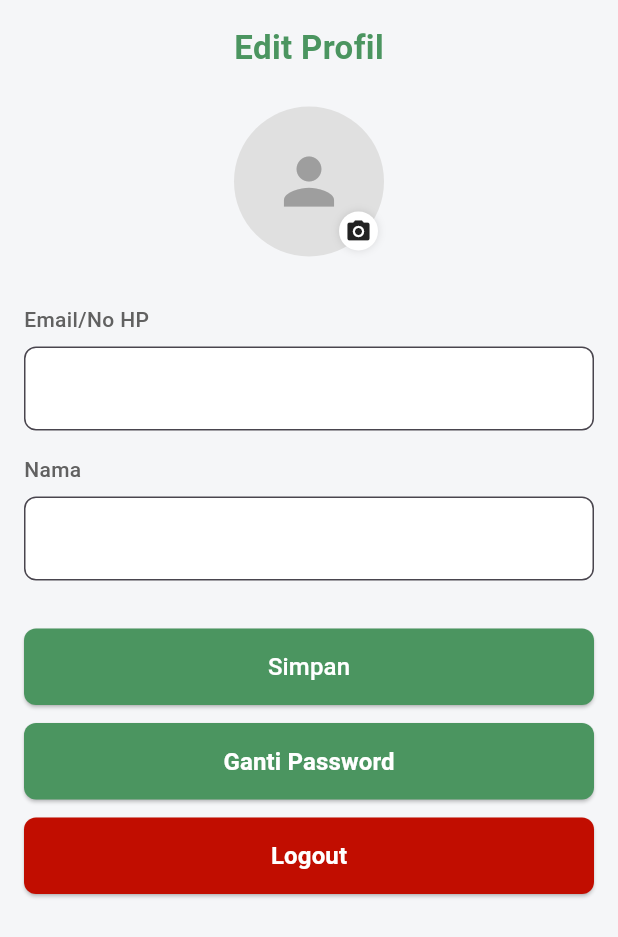
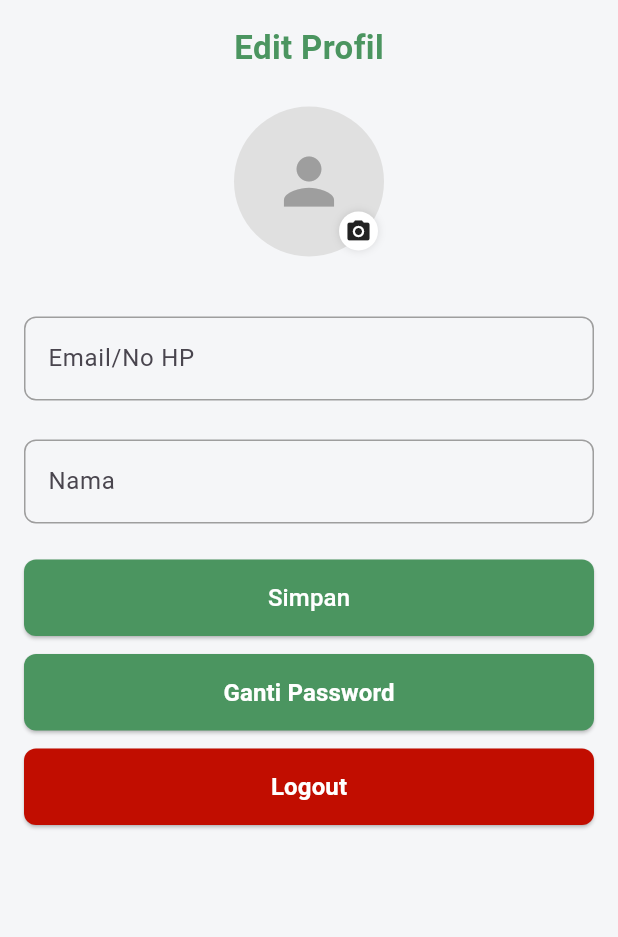
Before and after one commit to Donnz9/E-LaDes-2.0, a Flutter app: the Profile screen opened directly with empty values, on a phone screen of 412 x 824 dp. Shown: the top 937 px of the screen. Run offline on Flutter 3.47's test engine with Material 3 defaults, Android fonts, the phone set to English and light mode, and no system bars; our stand-ins replace file_picker, firebase_auth, firebase_core, google_fonts, google_sign_in, image_picker and 2 more; accounts and stored records are empty.

Commit message:
bug fixing

```diff
--- a/lib/Pages/Screens/Pengaduan/saran/saran.dart
+++ b/lib/Pages/Screens/Pengaduan/saran/saran.dart
@@ -117,9 +117,9 @@ class _PengaduanSaranState extends State<PengaduanSaran> {
                   (paths) => setState(() => _mediaPaths = paths)),
               const SizedBox(height: 16),
               FormWidgets.buildTextField(
-                  label: "Nama Lengkap (opsioanl)", controller: _namaController),
+                  label: "Nama Lengkap (opsional)", controller: _namaController),
               FormWidgets.buildTextField(
-                  label: "Alamat (opsioanl)", controller: _alamatController),
+                  label: "Alamat (opsional)", controller: _alamatController),
               FormWidgets.buildTextField(
                   label: "Topik",
                   controller: _topikController),
--- a/lib/Pages/Screens/Profil/profile.dart
+++ b/lib/Pages/Screens/Profil/profile.dart
@@ -1,6 +1,7 @@
 import 'dart:io';
 import 'package:elades20/Models/user_model.dart';
 import 'package:elades20/Pages/Screens/Profil/ganti_password.dart';
+import 'package:elades20/Pages/Widgets/form_widgets.dart';
 import 'package:elades20/Pages/Widgets/snackbar.dart';
 import 'package:elades20/Services/Profile/logout_service.dart';
 import 'package:elades20/Services/Profile/profile_update_service.dart';
@@ -65,7 +66,8 @@ class _ProfileState extends State<Profile> {
         });
       }
     } catch (e) {
-      Snackbar.show(context, 'Error memilih gambar: ${e.toString()}', isError: true);
+      Snackbar.show(context, 'Error memilih gambar: ${e.toString()}',
+          isError: true);
     }
   }
 
@@ -109,6 +111,35 @@ class _ProfileState extends State<Profile> {
       return;
     }
 
+    // Tampilkan dialog konfirmasi
+    final bool? shouldUpdate = await showDialog<bool>(
+      context: context,
+      barrierDismissible: false,
+      builder: (BuildContext context) => AlertDialog(
+        title: const Text('Konfirmasi Perubahan'),
+        content:
+            const Text('Apakah Anda yakin ingin menyimpan perubahan profil?'),
+        actions: [
+          TextButton(
+            onPressed: () => Navigator.of(context).pop(false),
+            child: const Text(
+              'Batal',
+              style: TextStyle(color: Colors.black),
+            ),
+          ),
+          TextButton(
+            onPressed: () => Navigator.of(context).pop(true),
+            child: const Text(
+              'Simpan',
+              style: TextStyle(color: Color(0xFF4B9560)),
+            ),
+          ),
+        ],
+      ),
+    );
+
+    // Lanjutkan proses update jika user mengkonfirmasi
+    if (shouldUpdate == true) {
       // Mulai loading
       setState(() {
         isLoading = true;
@@ -138,14 +169,20 @@ class _ProfileState extends State<Profile> {
 
           // Update parent state melalui callback
           widget.onProfileUpdated(updatedUser);
+
+          // Tampilkan notifikasi sukses
+          // Snackbar.show(context, 'Profil berhasil diperbarui', isError: false);
+          Snackbar.show(context, "Profil berhasil diperbarui");
         }
       } catch (e) {
-      Snackbar.show(context, 'Gagal mengupdate profil: ${e.toString()}', isError: true);
+        Snackbar.show(context, 'Gagal mengupdate profil: ${e.toString()}',
+            isError: true);
       } finally {
         // Hentikan loading
         setState(() {
           isLoading = false;
         });
+      }
     }
   }
 
@@ -206,7 +243,8 @@ class _ProfileState extends State<Profile> {
                             )
                           : (formattedImageUrl != null
                               ? FadeInImage.assetNetwork(
-                                  placeholder: 'assets/images/placeholder_profil.png',
+                                  placeholder:
+                                      'assets/images/placeholder_profil.png',
                                   image: formattedImageUrl,
                                   fit: BoxFit.cover,
                                   width: 100,
@@ -264,58 +302,15 @@ class _ProfileState extends State<Profile> {
                 ],
               ),
               const SizedBox(height: 32),
-              Align(
-                alignment: Alignment.centerLeft,
-                child: Text(
-                  'Email/No HP',
-                  style: TextStyle(
-                    color: Colors.grey[700],
-                    fontWeight: FontWeight.w500,
-                  ),
-                ),
-              ),
-              const SizedBox(height: 8),
-              TextField(
-                controller: emailController,
-                decoration: InputDecoration(
-                  filled: true,
-                  fillColor: Colors.white,
-                  contentPadding: const EdgeInsets.symmetric(
-                    horizontal: 12,
-                    vertical: 16,
-                  ),
-                  border: OutlineInputBorder(
-                    borderRadius: BorderRadius.circular(8),
-                  ),
-                ),
-              ),
+
+              FormWidgets.buildTextField(
+                  label: "Email/No HP", controller: emailController),
+              const SizedBox(height: 10),
+
+              FormWidgets.buildTextField(
+                  label: "Nama", controller: nameController),
               const SizedBox(height: 16),
-              Align(
-                alignment: Alignment.centerLeft,
-                child: Text(
-                  'Nama',
-                  style: TextStyle(
-                    color: Colors.grey[700],
-                    fontWeight: FontWeight.w500,
-                  ),
-                ),
-              ),
-              const SizedBox(height: 8),
-              TextField(
-                controller: nameController,
-                decoration: InputDecoration(
-                  filled: true,
-                  fillColor: Colors.white,
-                  contentPadding: const EdgeInsets.symmetric(
-                    horizontal: 12,
-                    vertical: 16,
-                  ),
-                  border: OutlineInputBorder(
-                    borderRadius: BorderRadius.circular(8),
-                  ),
-                ),
-              ),
-              const SizedBox(height: 32),
+
               SizedBox(
                 width: double.infinity,
                 child: ElevatedButton(
--- a/lib/Pages/Widgets/top_bar.dart
+++ b/lib/Pages/Widgets/top_bar.dart
@@ -20,7 +20,11 @@ class TopBar extends StatelessWidget {
     }
     String filename = user.profileImage!.split('/').last;
     String encodedFilename = Uri.encodeComponent(filename);
-    String formattedUrl = "${AppConfig.uploads}/uploads/foto_profile/$encodedFilename";
+    // String formattedUrl = "${AppConfig.uploads}/uploads/foto_profile/$encodedFilename";
+    // debugPrint('TopBar profile image URL: $formattedUrl');
+    // return formattedUrl;
+    String formattedUrl =
+        "${AppConfig.uploads}/uploads/foto_profile/$encodedFilename";
     debugPrint('TopBar profile image URL: $formattedUrl');
     return formattedUrl;
   }
--- a/lib/services/Pengaduan/pengaduan_service.dart
+++ b/lib/services/Pengaduan/pengaduan_service.dart
@@ -110,13 +110,15 @@ class SaranService {
     request.fields['kode_pengaduan'] = "saran";
     if (nama != null && nama.isNotEmpty) {
       request.fields['nama'] = nama;
-      request.fields['username'] = username; // Hanya tambahkan username jika nama tidak null
     }
-    request.fields['alamat'] = alamat;
+    if (alamat != null && alamat.isNotEmpty) {
+      request.fields['alamat'] = alamat;
+    }
     request.fields['topik'] = topik;
     request.fields['judul_saran'] = judul_saran;
     request.fields['deskripsi'] = deskripsi;
     request.fields['tanggal'] = tanggal;
+    request.fields['username'] = username;
 
     if (filePaths.isNotEmpty) {
       for (int i = 0; i < filePaths.length; i++) {
```
Also changed, not shown: lib/Pages/Screens/Pengaduan/infrastruktur/infrastruktur.dart (+8 -0 lines), lib/Pages/Screens/Pengaduan/keamanan/keamanan.dart (+8 -0 lines), lib/Pages/Screens/Profil/ganti_password.dart (+79 -50 lines), lib/services/Profile/profile_update_service.dart (+1 -18 lines), 4 other files. Lines whose indentation alone changed are shown as unchanged.
